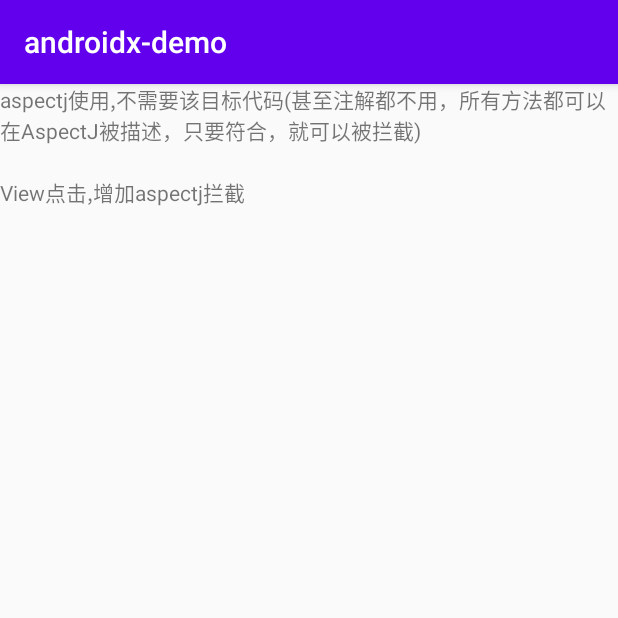
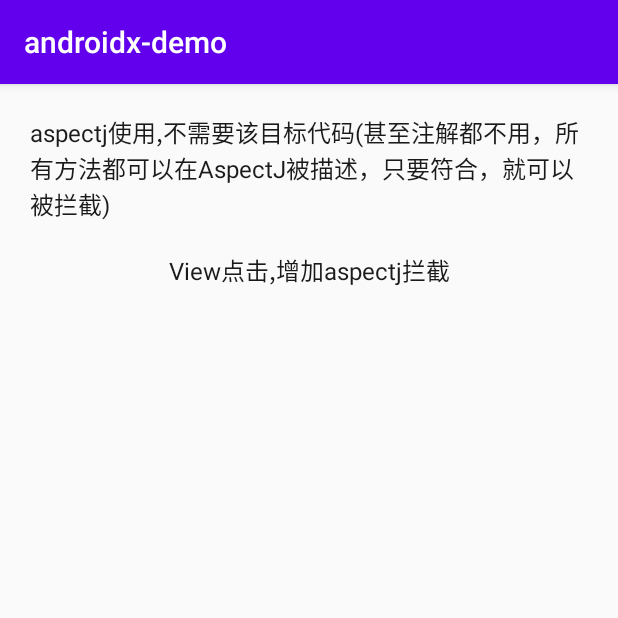
Before and after one commit to chenjianqiang/androidx, an Android app: the AopDemoActivity screen opened directly, with no data from a screen before it, on a phone screen of 412 x 824 dp, the top half of it. Run offline under Robolectric (Android 15) with nearby library versions, the phone set to English and light mode, and no system bars; our stand-ins replace data binding; libraries missing offline, so code that uses them is left out: com.blankj.utilcode.

```diff
--- a/app/src/main/java/com/cjq/androidx/tools/DemoAspectJ.java
+++ b/app/src/main/java/com/cjq/androidx/tools/DemoAspectJ.java
@@ -39,6 +39,6 @@ public class DemoAspectJ {
 
     @After("printLifecycleForActivity()")
     public void toastAop(JoinPoint joinPoint){
-        ToastUtils.showShort(joinPoint.toShortString() + " toastAop拦截");
+       // ToastUtils.showShort(joinPoint.toShortString() + " toastAop拦截");
     }
 }
--- a/app/src/main/res/layout/activity_aop_demo.xml
+++ b/app/src/main/res/layout/activity_aop_demo.xml
@@ -17,16 +17,20 @@
             android:id="@+id/content"
             android:layout_width="match_parent"
             android:layout_height="wrap_content"
+            style="@style/text_whole_note"
+            android:layout_margin="20dp"
             android:text="aspectj使用,不需要该目标代码(甚至注解都不用，所有方法都可以在AspectJ被描述，只要符合，就可以被拦截)"
             app:layout_constraintLeft_toLeftOf="parent"
             app:layout_constraintTop_toTopOf="parent"/>
 
         <TextView
             android:id="@+id/tv_as"
-            android:layout_width="wrap_content"
+            android:layout_width="match_parent"
             android:layout_height="wrap_content"
             android:onClick="@{onClickListener}"
-            android:layout_marginTop="20dp"
+            style="@style/text_whole_note"
+            android:layout_margin="20dp"
+            android:gravity="center"
             app:layout_constraintTop_toBottomOf="@+id/content"
             app:layout_constraintLeft_toLeftOf="parent"
             android:text="View点击,增加aspectj拦截"/>
--- a/app/src/main/res/layout/activity_worker_demo.xml
+++ b/app/src/main/res/layout/activity_worker_demo.xml
@@ -17,16 +17,20 @@
             android:id="@+id/content"
             android:layout_width="match_parent"
             android:layout_height="wrap_content"
+            style="@style/text_whole_note"
+            android:layout_margin="20dp"
             android:text="@string/common_app_demo_worker_desc"
             app:layout_constraintLeft_toLeftOf="parent"
             app:layout_constraintTop_toTopOf="parent"/>
 
         <TextView
             android:id="@+id/tv_as"
-            android:layout_width="wrap_content"
+            android:layout_width="match_parent"
             android:layout_height="wrap_content"
+            android:gravity="center"
             android:onClick="@{onClickListener}"
             android:layout_marginTop="20dp"
+            style="@style/text_whole_note"
             app:layout_constraintTop_toBottomOf="@+id/content"
             app:layout_constraintLeft_toLeftOf="parent"
             android:text="点击执行worker任务"/>
--- a/app/src/main/res/values/colors.xml
+++ b/app/src/main/res/values/colors.xml
@@ -3,4 +3,7 @@
     <color name="colorPrimary">#6200EE</color>
     <color name="colorPrimaryDark">#3700B3</color>
     <color name="colorAccent">#03DAC5</color>
+
+    <color name="text_black">#000000</color>
+    <color name="text_1a1a1a">#1A1A1A</color>
 </resources>
--- a/app/src/main/res/values/strings.xml
+++ b/app/src/main/res/values/strings.xml
@@ -2,9 +2,9 @@
     <string name="app_name">androidx-demo</string>
 
     <string name="common_app_demo">能力</string>
-    <string name="common_app_demo_aop">Aop举例使用</string>
+    <string name="common_app_demo_aop">Aop应用demo</string>
     <string name="common_app_demo_aop_desc">aspectj使用,不需要改目标代码(甚至注解都不用，所有方法都可以在AspectJ被描述，只要符合，就可以被拦截)</string>
 
-    <string name="common_app_demo_worker">Worker举例使用</string>
+    <string name="common_app_demo_worker">Worker应用demo</string>
     <string name="common_app_demo_worker_desc">使用WorkerManager调度Worker任务执行，即时进程被杀死，任务执行不会受到影响，且可以给Worker任务传参，以及获取Worker返回结果</string>
 </resources>
--- a/app/src/main/res/values/styles.xml
+++ b/app/src/main/res/values/styles.xml
@@ -10,4 +10,9 @@
         <item name="colorAccent">@color/colorAccent</item>
     </style>
 
+    <style name="text_whole_note">
+        <item name="android:textColor">@color/text_1a1a1a</item>
+        <item name="android:textSize">16sp</item>
+    </style>
+
 </resources>
```
Also changed, not shown: app/src/main/java/com/cjq/androidx/activity/WorkerManagerDemoActivity.java (+58 -5 lines), app/src/main/java/com/cjq/androidx/worker/PictureWorker.java (+13 -3 lines).
